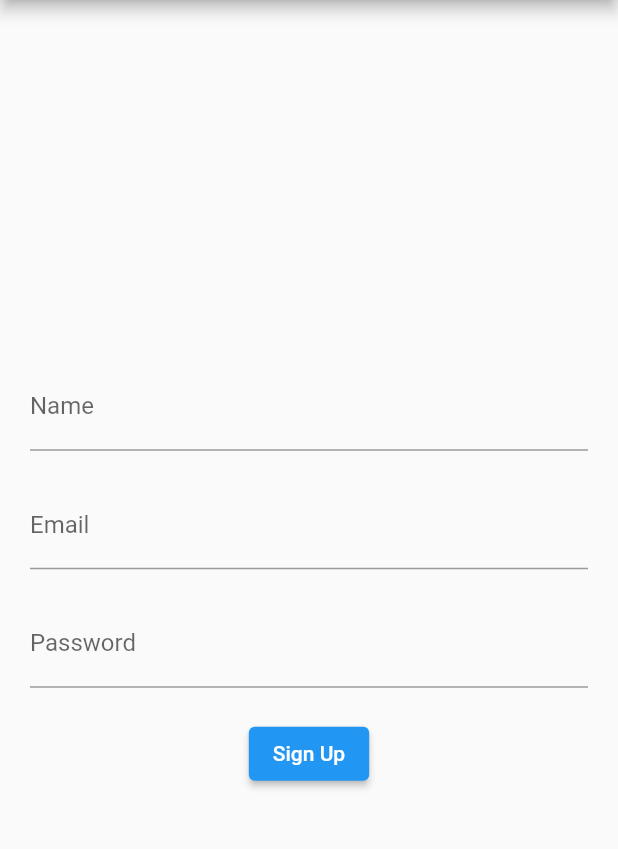
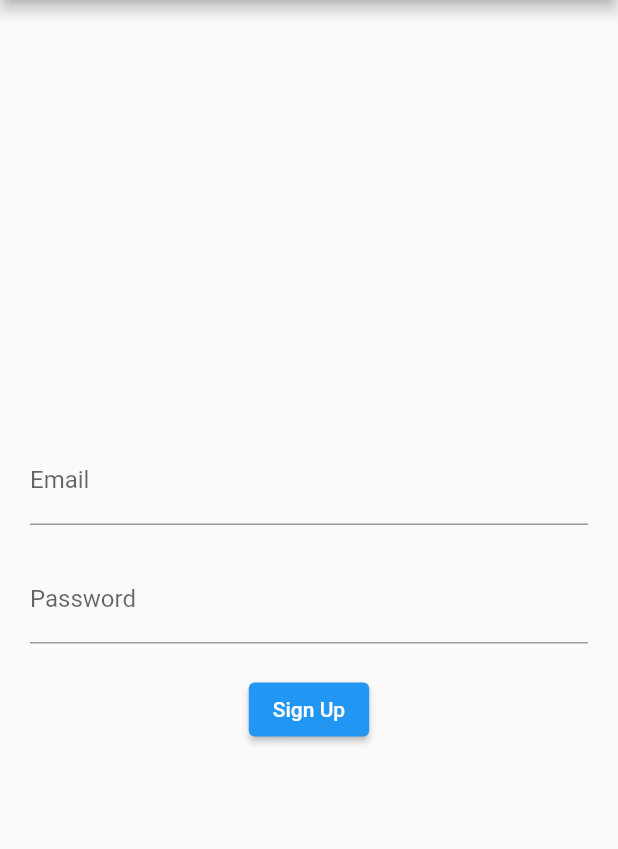
Before and after one commit to shivamnayakdatopic/Form-Validation-Using-Bloc, a Flutter app: the screen it shows after launch, on a phone screen of 412 x 824 dp, the part 84-933 px from its top. Run offline on Flutter 3.47's test engine with Material 2 defaults, Android fonts, the phone set to English and light mode, and no system bars; our stand-ins replace email_validator, flutter_bloc.

Commit message:
Adding Bloc

```diff
--- a/lib/Screen/signup/signup.dart
+++ b/lib/Screen/signup/signup.dart
@@ -1,30 +1,42 @@
 import 'package:flutter/material.dart';
+import 'package:flutter_bloc/flutter_bloc.dart';
+import 'package:form_validation/Screen/signup/signup_bloc/signup_bloc_bloc.dart';
 
 class SignUp extends StatelessWidget {
   const SignUp({super.key});
 
   @override
   Widget build(BuildContext context) {
-    return Scaffold(
-      appBar: AppBar(
-        title: const Text(
-          "Form Validation Using Bloc",
+    return GestureDetector(
+      onTap: () => FocusScope.of(context).unfocus(),
+      child: Scaffold(
+        appBar: AppBar(
+          title: const Text(
+            "Form Validation Using Bloc",
+          ),
         ),
-      ),
-      body: GestureDetector(
-
-        child: Padding(
+        body: Padding(
           padding: EdgeInsets.all(20.0),
           child: Column(
             mainAxisAlignment: MainAxisAlignment.center,
             children: [
-              const TextField(
-                decoration: InputDecoration(
-                  labelText: 'Name',
-                ),
+              BlocBuilder<SignupBlocBloc, SignupBlocState>(
+                builder: (context, state) {
+                  if (state is SignupError) {
+                    return Text(
+                      "${state.errorMessage}",
+                      style: const TextStyle(color: Colors.red),
+                    );
+                  } else {
+                    return Container();
+                  }
+                },
               ),
               const SizedBox(height: 20.0),
               const TextField(
+                // onChanged: (value) {
+                //   BlocProvider.of<SignupBlocBloc>(context).add(OnChangeField(email,password));
+                // },
                 decoration: InputDecoration(
                   labelText: 'Email',
                 ),
--- /dev/null
+++ b/lib/Screen/signup/signup_bloc/signup_bloc_bloc.dart
@@ -0,0 +1,24 @@
+import 'package:email_validator/email_validator.dart';
+import 'package:flutter_bloc/flutter_bloc.dart';
+import 'package:meta/meta.dart';
+
+part 'signup_bloc_event.dart';
+part 'signup_bloc_state.dart';
+
+class SignupBlocBloc extends Bloc<SignupBlocEvent, SignupBlocState> {
+  SignupBlocBloc() : super(SignupInitial()) {
+    on<OnChangeField>((event, emit) {
+      if (event.email == "" && EmailValidator.validate(event.email) == false) {
+        emit(SignupError("Please enter valid email"));
+      } else if (event.password.length <= 7) {
+        emit(SignupError("Please enter valid password"));
+      }else{
+        emit(SignupValid());
+      }
+    });
+
+    on<SignUpButton>((event, emit) {
+      emit(SignupLoading());
+    });
+  }
+}
--- /dev/null
+++ b/lib/Screen/signup/signup_bloc/signup_bloc_event.dart
@@ -0,0 +1,21 @@
+part of 'signup_bloc_bloc.dart';
+
+@immutable
+abstract class SignupBlocEvent {}
+
+class OnChangeField extends SignupBlocEvent {
+  final String email;
+  final String password;
+
+  OnChangeField(
+    this.email,
+    this.password,
+  );
+}
+
+class SignUpButton extends SignupBlocEvent {
+  final String email;
+  final String password;
+
+  SignUpButton(this.email, this.password);
+}
--- /dev/null
+++ b/lib/Screen/signup/signup_bloc/signup_bloc_state.dart
@@ -0,0 +1,17 @@
+part of 'signup_bloc_bloc.dart';
+
+@immutable
+abstract class SignupBlocState {}
+
+class SignupInitial extends SignupBlocState {}
+
+class SignupValid extends SignupBlocState{}
+
+class SignupError extends SignupBlocState{
+  final String errorMessage;
+
+  SignupError(this.errorMessage);
+}
+
+
+class SignupLoading extends SignupBlocState{}
--- a/lib/main.dart
+++ b/lib/main.dart
@@ -1,5 +1,7 @@
 import 'package:flutter/material.dart';
+import 'package:flutter_bloc/flutter_bloc.dart';
 import 'package:form_validation/Screen/signup/signup.dart';
+import 'package:form_validation/Screen/signup/signup_bloc/signup_bloc_bloc.dart';
 
 void main() {
   runApp(const MyApp());
@@ -15,7 +17,10 @@ class MyApp extends StatelessWidget {
       theme: ThemeData(
         primarySwatch: Colors.blue,
       ),
-      home: const SignUp(),
+      home:  BlocProvider(
+        create: (context) => SignupBlocBloc(),
+        child: const SignUp(),
+      ),
     );
   }
 }
--- a/pubspec.yaml
+++ b/pubspec.yaml
@@ -35,6 +35,8 @@ dependencies:
   # The following adds the Cupertino Icons font to your application.
   # Use with the CupertinoIcons class for iOS style icons.
   cupertino_icons: ^1.0.2
+  flutter_bloc: ^8.1.3
+  email_validator: ^2.1.17
 
 dev_dependencies:
   flutter_test:
```
Also changed, not shown: pubspec.lock.
